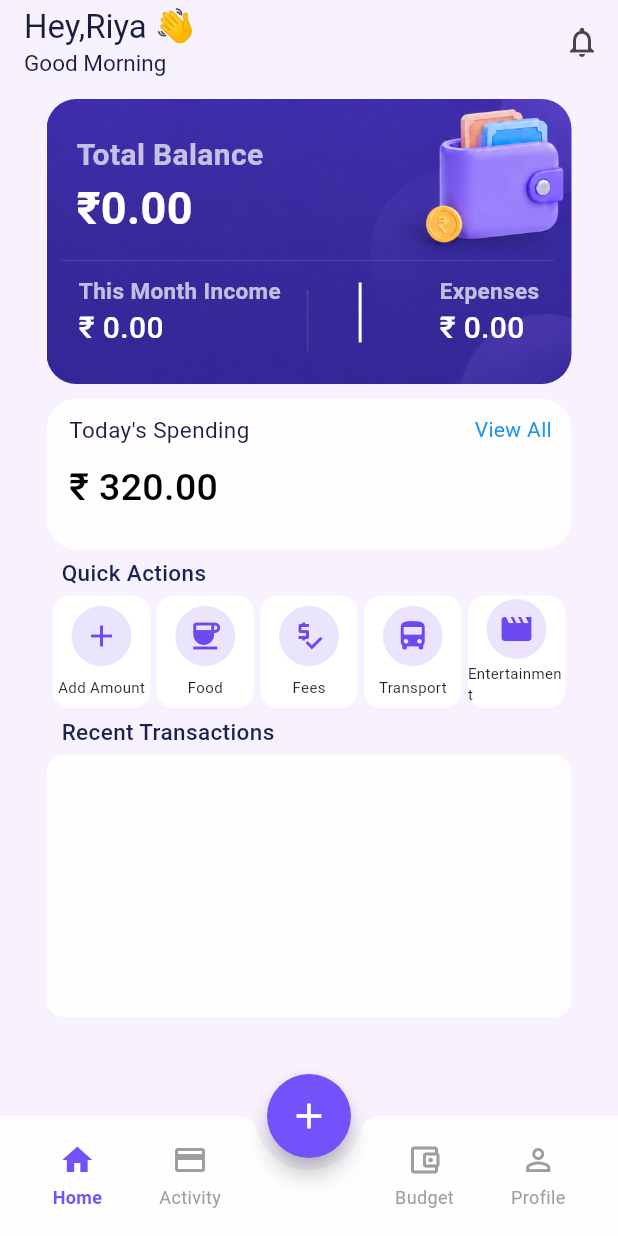
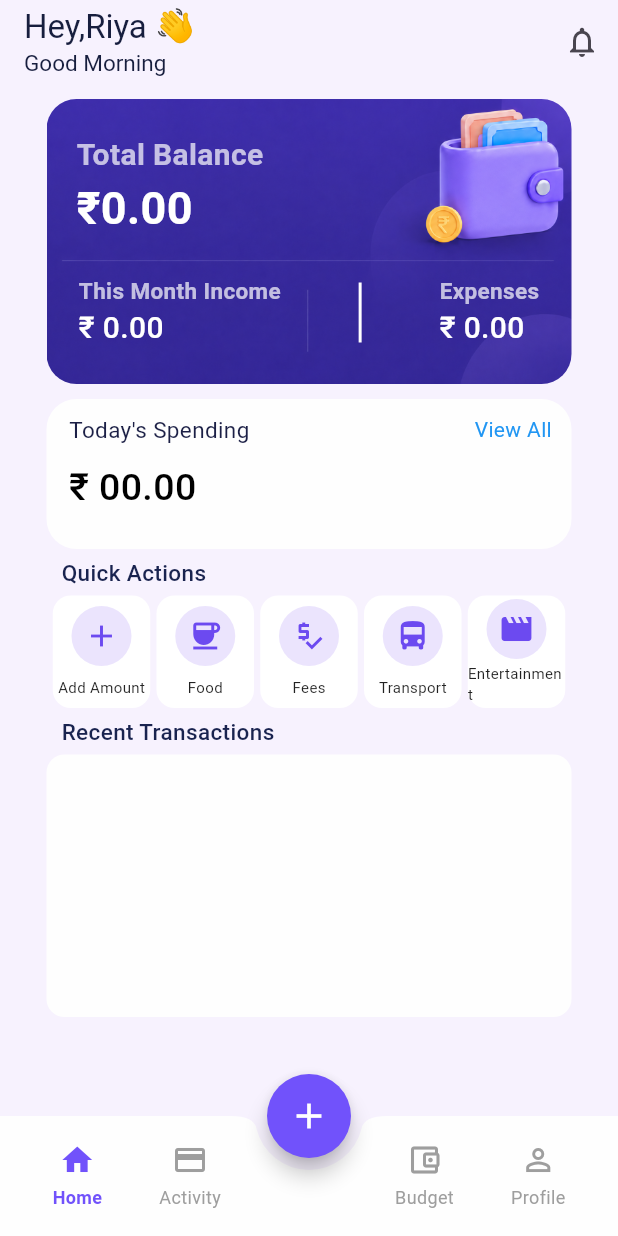
Before and after one commit to kumarmanish24-tech/budget-tracker-app-, a Flutter app: the screen it shows after launch, on a phone screen of 412 x 824 dp. Run offline on Flutter 3.47's test engine with Material 3 defaults, Android fonts, the phone set to English and light mode, and no system bars; our stand-ins replace sqflite; missing offline and left inert: dart:ffi; accounts and stored records are empty.

Commit message:
add Today's Spending to provider

```diff
--- a/lib/Addpage.dart
+++ b/lib/Addpage.dart
@@ -324,6 +324,7 @@ class _AddpageState extends State<Addpage> {
 
 
                     if (mounted) {
+
                       Navigator.pop(context, true);
                     }
                   },
--- a/lib/dataprovider.dart
+++ b/lib/dataprovider.dart
@@ -43,12 +43,14 @@ class incomedata with ChangeNotifier{
   String _balance = '00.00';
   String _Income = '00.00';
   String _expence = '00.00';
+  String _todayexpense = '00.00';
   String _totalIncome = '0.00';
   List<Map<String,dynamic>> _allRecords = [];
   List<Map<String, dynamic>> get allRecords => _allRecords;
 
 
   String get totalIncome => _totalIncome;
+  String get todayexpense => _todayexpense;
 
   String get balance  => _balance;
   String get income  => _balance;
@@ -60,10 +62,15 @@ class incomedata with ChangeNotifier{
     double rawAmount = await DBHelper2.getTotalIncome();
     _totalIncome = rawAmount.toStringAsFixed(2);
     _allRecords = await DBHelper2.getAllRecords();
+    double rawtodayExpence = await DBHelper2.getTotalIncomeForToday();
+    _todayexpense = rawtodayExpence.toStringAsFixed(2);
 
     notifyListeners();
 
   }
+
+
+
 
   Future<void> addIncomeAndRefresh(double amount, String date, String category, String note) async {
     // 1. Database mein insert karega
@@ -74,6 +81,8 @@ class incomedata with ChangeNotifier{
     notifyListeners();
 
   }
+
+
 
 
 
--- a/lib/home.dart
+++ b/lib/home.dart
@@ -169,7 +169,7 @@ class _homeState extends State<home> {
                           crossAxisAlignment: CrossAxisAlignment.center,
                           children: [
                             SizedBox(width: 15,),
-                            Text("₹ 320.00",style: TextStyle(fontSize: 25,fontWeight: FontWeight.w500,color: Colors.black),),
+                            Text('₹ ${moneyval.todayexpense} ',style: TextStyle(fontSize: 25,fontWeight: FontWeight.w500,color: Colors.black),),
 
                           ],
                         ),
```
Also changed, not shown: lib/Dbhelper2.dart (+15 -0 lines).
